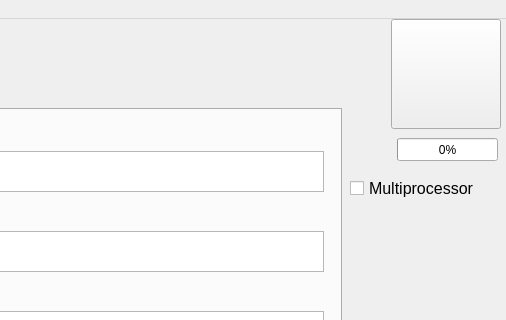
The window that gui/elements/omega_gui_v16.ui (USEPA/EPA_OMEGA_Model) describes before a commit, drawn with Qt 5; both pictures show x 609 to 1115 and y 0 to 320 of the 1115 by 774 pixel window.
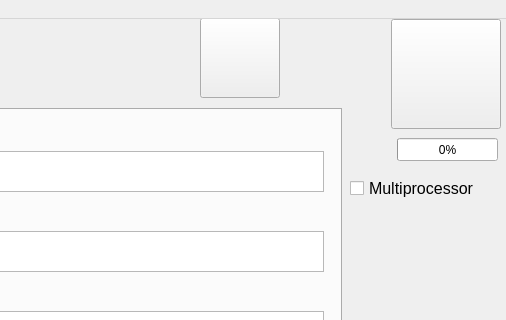
The same window after the commit.

```diff
--- a/gui/elements/omega_gui_v16.ui
+++ b/gui/elements/omega_gui_v16.ui
@@ -529,6 +529,25 @@
       <string>Multiprocessor</string>
      </property>
     </widget>
+    <widget class="QPushButton" name="epa_button">
+     <property name="geometry">
+      <rect>
+       <x>810</x>
+       <y>0</y>
+       <width>80</width>
+       <height>80</height>
+      </rect>
+     </property>
+     <property name="text">
+      <string/>
+     </property>
+     <property name="iconSize">
+      <size>
+       <width>80</width>
+       <height>80</height>
+      </size>
+     </property>
+    </widget>
    </widget>
    <zorder>background_widget</zorder>
    <zorder>label</zorder>
```
